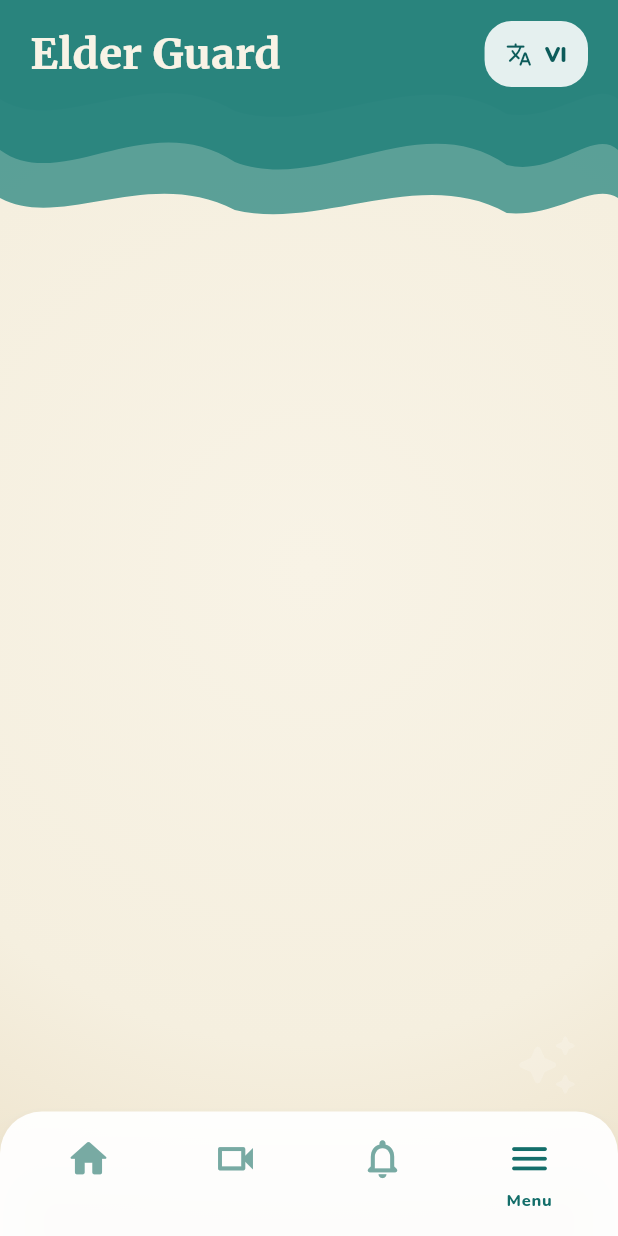
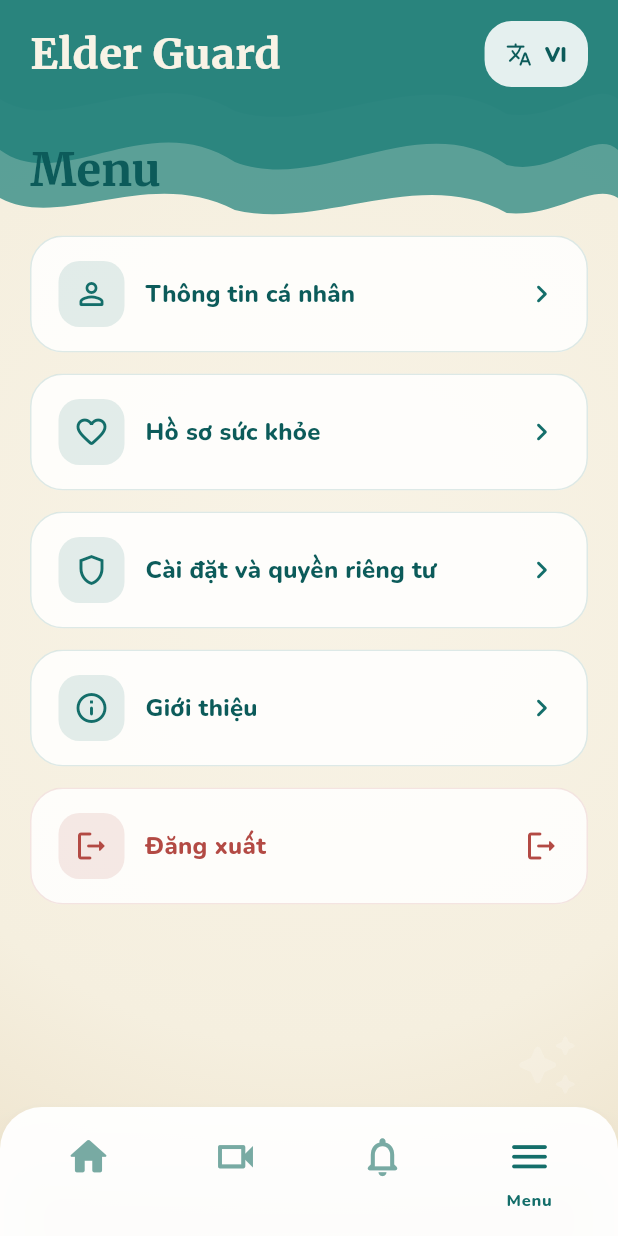
Before and after one commit to nguyendongmanh/pka-elder-guard-mobile-app, a Flutter app: the HomeLayout screen opened directly, item 4 of the bottom bar chosen, on a phone screen of 412 x 824 dp. Run offline on Flutter 3.47's test engine with Material 3 defaults, Android fonts, the phone set to English and light mode, and no system bars; our stand-ins replace flutter_local_notifications, flutter_riverpod, flutter_secure_storage, google_fonts, shared_preferences; missing offline and left inert: onesignal_flutter; accounts and stored records are empty; statements that could not run were skipped.

Commit message:
update 03 04 2026

```diff
--- a/elder_guard_app/lib/app/theme/app_colors.dart
+++ b/elder_guard_app/lib/app/theme/app_colors.dart
@@ -5,6 +5,7 @@ abstract final class AppColors {
   static const Color tealPrimary = Color(0xFF146E6A);
   static const Color tealSecondary = Color(0xFF2F8A83);
   static const Color tealMist = Color(0xFF78AAA3);
+  static const Color notificationBlue = Color(0xFF2F80ED);
   static const Color cream = Color(0xFFF5EFDF);
   static const Color creamLight = Color(0xFFF8F3E6);
   static const Color creamDeep = Color(0xFFEFE5CF);
--- a/elder_guard_app/lib/core/notifications/models/push_notification_record.dart
+++ b/elder_guard_app/lib/core/notifications/models/push_notification_record.dart
@@ -9,6 +9,7 @@ class PushNotificationRecord {
     required this.source,
     required this.additionalData,
     required this.opened,
+    required this.isRead,
   });
 
   final String id;
@@ -18,6 +19,7 @@ class PushNotificationRecord {
   final PushNotificationSource source;
   final Map<String, dynamic> additionalData;
   final bool opened;
+  final bool isRead;
 
   factory PushNotificationRecord.fromJson(Map<String, dynamic> json) {
     final sourceName = json['source'] as String?;
@@ -42,6 +44,7 @@ class PushNotificationRecord {
       source: source,
       additionalData: normalizedAdditionalData,
       opened: json['opened'] as bool? ?? false,
+      isRead: json['isRead'] as bool? ?? (json['opened'] as bool? ?? false),
     );
   }
 
@@ -52,6 +55,7 @@ class PushNotificationRecord {
     PushNotificationSource? source,
     Map<String, dynamic>? additionalData,
     bool? opened,
+    bool? isRead,
   }) {
     return PushNotificationRecord(
       id: id,
@@ -61,6 +65,7 @@ class PushNotificationRecord {
       source: source ?? this.source,
       additionalData: additionalData ?? this.additionalData,
       opened: opened ?? this.opened,
+      isRead: isRead ?? this.isRead,
     );
   }
 
@@ -73,6 +78,7 @@ class PushNotificationRecord {
       'source': source.name,
       'additionalData': additionalData,
       'opened': opened,
+      'isRead': isRead,
     };
   }
 }
--- a/elder_guard_app/lib/core/notifications/one_signal_service.dart
+++ b/elder_guard_app/lib/core/notifications/one_signal_service.dart
@@ -201,6 +201,7 @@ class OneSignalService {
               ? const <String, dynamic>{}
               : Map<String, dynamic>.from(notification.additionalData!),
       opened: opened,
+      isRead: opened,
     );
   }
 
--- a/elder_guard_app/lib/features/home/presentation/layouts/home_layout.dart
+++ b/elder_guard_app/lib/features/home/presentation/layouts/home_layout.dart
@@ -3,10 +3,13 @@ import 'dart:async';
 import 'package:elder_guard_app/app/theme/app_colors.dart';
 import 'package:elder_guard_app/core/notifications/device_notification_service.dart';
 import 'package:elder_guard_app/core/notifications/one_signal_service.dart';
+import 'package:elder_guard_app/features/auth/data/models/auth_session.dart';
 import 'package:elder_guard_app/features/auth/presentation/controllers/auth_controller.dart';
 import 'package:elder_guard_app/features/auth/presentation/widgets/auth_background.dart';
 import 'package:elder_guard_app/features/auth/presentation/widgets/language_switch_button.dart';
 import 'package:elder_guard_app/features/home/presentation/widgets/home_bottom_action_bar.dart';
+import 'package:elder_guard_app/features/home/presentation/widgets/home_welcome_card.dart';
+import 'package:elder_guard_app/features/menu/presentation/screens/menu_screen.dart';
 import 'package:elder_guard_app/core/notifications/models/push_notification_record.dart';
 import 'package:elder_guard_app/features/notifications/presentation/controllers/notification_center_controller.dart';
 import 'package:elder_guard_app/features/notifications/presentation/screens/notifications_screen.dart';
@@ -55,6 +58,9 @@ class _HomeLayoutState extends ConsumerState<HomeLayout> {
 
   @override
   Widget build(BuildContext context) {
+    final unreadNotificationCount = ref.watch(
+      notificationCenterControllerProvider.select((state) => state.unreadCount),
+    );
     ref.listen<NotificationPopupRequest?>(
       notificationCenterControllerProvider.select(
         (state) => state.pendingPopup,
@@ -91,7 +97,7 @@ class _HomeLayoutState extends ConsumerState<HomeLayout> {
             return;
           }
 
-          _openNotificationsTab();
+          _openNotificationsTab(readNotificationId: next.notificationId);
           ref
               .read(notificationCenterControllerProvider.notifier)
               .consumeOpenRequest(next.sequence);
@@ -100,6 +106,9 @@ class _HomeLayoutState extends ConsumerState<HomeLayout> {
     );
 
     final l10n = AppLocalizations.of(context)!;
+    final session = ref.watch(
+      authControllerProvider.select((state) => state.session),
+    );
     final isSubmitting = ref.watch(
       authControllerProvider.select((state) => state.isSubmitting),
     );
@@ -118,6 +127,7 @@ class _HomeLayoutState extends ConsumerState<HomeLayout> {
         label: l10n.navAlerts,
         icon: Icons.notifications_none_rounded,
         selectedIcon: Icons.notifications_rounded,
+        badgeCount: unreadNotificationCount,
       ),
       HomeBottomBarItemData(
         label: l10n.navMenu,
@@ -179,6 +189,7 @@ class _HomeLayoutState extends ConsumerState<HomeLayout> {
                         child: KeyedSubtree(
                           key: ValueKey(_currentIndex),
                           child: _buildTabContent(
+                            session: session,
                             isSubmitting: isSubmitting,
                             l10n: l10n,
                           ),
@@ -202,6 +213,7 @@ class _HomeLayoutState extends ConsumerState<HomeLayout> {
   }
 
   Widget _buildTabContent({
+    required AuthSession? session,
     required bool isSubmitting,
     required AppLocalizations l10n,
   }) {
@@ -210,18 +222,13 @@ class _HomeLayoutState extends ConsumerState<HomeLayout> {
     }
 
     if (_currentIndex == 0) {
-      return Center(
-        child: ConstrainedBox(
-          constraints: const BoxConstraints(maxWidth: 240),
-          child: FilledButton.icon(
-            onPressed:
-                isSubmitting
-                    ? null
-                    : () => ref.read(authControllerProvider.notifier).logout(),
-            icon: const Icon(Icons.logout_rounded),
-            label: Text(l10n.logoutAction),
-          ),
-        ),
+      return HomeWelcomeCard(session: session);
+    }
+
+    if (_currentIndex == 3) {
+      return MenuScreen(
+        isLoggingOut: isSubmitting,
+        onLogout: () => ref.read(authControllerProvider.notifier).logout(),
       );
     }
 
@@ -253,7 +260,7 @@ class _HomeLayoutState extends ConsumerState<HomeLayout> {
           debugPrint(
             'Push pipeline: device notification tapped payload=$payload',
           );
-          _openNotificationsTab();
+          _openNotificationsTab(readNotificationId: payload);
         });
 
     final pendingPayload = deviceNotificationService.takePendingPayload();
@@ -261,7 +268,7 @@ class _HomeLayoutState extends ConsumerState<HomeLayout> {
       debugPrint(
         'Push pipeline: app launched from device notification payload=$pendingPayload',
       );
-      _openNotificationsTab();
+      _openNotificationsTab(readNotificationId: pendingPayload);
     }
 
     final notificationCenterState = ref.read(
@@ -277,7 +284,9 @@ class _HomeLayoutState extends ConsumerState<HomeLayout> {
 
     final pendingOpenRequest = notificationCenterState.pendingOpenRequest;
     if (pendingOpenRequest != null) {
-      _openNotificationsTab();
+      _openNotificationsTab(
+        readNotificationId: pendingOpenRequest.notificationId,
+      );
       ref
           .read(notificationCenterControllerProvider.notifier)
           .consumeOpenRequest(pendingOpenRequest.sequence);
@@ -303,9 +312,15 @@ class _HomeLayoutState extends ConsumerState<HomeLayout> {
     });
   }
 
-  void _openNotificationsTab() {
+  void _openNotificationsTab({String? readNotificationId}) {
     if (!mounted) {
       return;
+    }
+
+    if (readNotificationId != null && readNotificationId.isNotEmpty) {
+      ref
+          .read(notificationCenterControllerProvider.notifier)
+          .markAsRead(readNotificationId);
     }
 
     _removePopupOverlay();
@@ -332,7 +347,10 @@ class _HomeLayoutState extends ConsumerState<HomeLayout> {
                     color: Colors.transparent,
                     child: NotificationPopupCard(
                       notification: notification,
-                      onOpen: _openNotificationsTab,
+                      onOpen:
+                          () => _openNotificationsTab(
+                            readNotificationId: notification.id,
+                          ),
                     ),
                   ),
                 ),
--- a/elder_guard_app/lib/features/home/presentation/widgets/home_bottom_action_bar.dart
+++ b/elder_guard_app/lib/features/home/presentation/widgets/home_bottom_action_bar.dart
@@ -47,11 +47,13 @@ class HomeBottomBarItemData {
     required this.label,
     required this.icon,
     required this.selectedIcon,
+    this.badgeCount = 0,
   });
 
   final String label;
   final IconData icon;
   final IconData selectedIcon;
+  final int badgeCount;
 }
 
 class _BottomActionItem extends StatelessWidget {
@@ -80,10 +82,28 @@ class _BottomActionItem extends StatelessWidget {
         child: Column(
           mainAxisSize: MainAxisSize.min,
           children: [
-            Icon(
-              isSelected ? data.selectedIcon : data.icon,
-              size: 31,
-              color: foregroundColor,
+            SizedBox(
+              height: 34,
+              width: 34,
+              child: Stack(
+                clipBehavior: Clip.none,
+                children: [
+                  Align(
+                    alignment: Alignment.center,
+                    child: Icon(
+                      isSelected ? data.selectedIcon : data.icon,
+                      size: 31,
+                      color: foregroundColor,
+                    ),
+                  ),
+                  if (data.badgeCount > 0)
+                    Positioned(
+                      top: -2,
+                      right: -8,
+                      child: _Badge(count: data.badgeCount),
+                    ),
+                ],
+              ),
             ),
             const SizedBox(height: 4),
             SizedBox(
@@ -114,3 +134,33 @@ class _BottomActionItem extends StatelessWidget {
     );
   }
 }
+
+class _Badge extends StatelessWidget {
+  const _Badge({required this.count});
+
+  final int count;
+
+  @override
+  Widget build(BuildContext context) {
+    final label = count > 99 ? '99+' : '$count';
+
+    return Container(
+      padding: const EdgeInsets.symmetric(horizontal: 5, vertical: 2),
+      constraints: const BoxConstraints(minWidth: 18, minHeight: 18),
+      decoration: BoxDecoration(
+        color: AppColors.notificationBlue,
+        borderRadius: BorderRadius.circular(999),
+        border: Border.all(color: Colors.white, width: 2),
+      ),
+      alignment: Alignment.center,
+      child: Text(
+        label,
+        style: Theme.of(context).textTheme.labelSmall?.copyWith(
+          color: Colors.white,
+          fontWeight: FontWeight.w800,
+          height: 1,
+        ),
+      ),
+    );
+  }
+}
--- /dev/null
+++ b/elder_guard_app/lib/features/menu/presentation/models/menu_action_item.dart
@@ -0,0 +1,23 @@
+import 'package:flutter/material.dart';
+
+enum MenuActionKind {
+  personalInfo,
+  healthProfile,
+  settingsPrivacy,
+  about,
+  logout,
+}
+
+class MenuActionItem {
+  const MenuActionItem({
+    required this.kind,
+    required this.title,
+    required this.icon,
+    this.isDestructive = false,
+  });
+
+  final MenuActionKind kind;
+  final String title;
+  final IconData icon;
+  final bool isDestructive;
+}
--- /dev/null
+++ b/elder_guard_app/lib/features/menu/presentation/screens/menu_screen.dart
@@ -0,0 +1,91 @@
+import 'package:elder_guard_app/app/theme/app_colors.dart';
+import 'package:elder_guard_app/features/menu/presentation/models/menu_action_item.dart';
+import 'package:elder_guard_app/features/menu/presentation/widgets/menu_action_tile.dart';
+import 'package:elder_guard_app/l10n/generated/app_localizations.dart';
+import 'package:flutter/material.dart';
+import 'package:google_fonts/google_fonts.dart';
+
+class MenuScreen extends StatelessWidget {
+  const MenuScreen({
+    required this.isLoggingOut,
+    required this.onLogout,
+    super.key,
+  });
+
+  final bool isLoggingOut;
+  final VoidCallback onLogout;
+
+  @override
+  Widget build(BuildContext context) {
+    final l10n = AppLocalizations.of(context)!;
+    final items = <MenuActionItem>[
+      MenuActionItem(
+        kind: MenuActionKind.personalInfo,
+        title: l10n.menuPersonalInfoTitle,
+        icon: Icons.person_outline_rounded,
+      ),
+      MenuActionItem(
+        kind: MenuActionKind.healthProfile,
+        title: l10n.menuHealthProfileTitle,
+        icon: Icons.favorite_outline_rounded,
+      ),
+      MenuActionItem(
+        kind: MenuActionKind.settingsPrivacy,
+        title: l10n.menuSettingsPrivacyTitle,
+        icon: Icons.shield_outlined,
+      ),
+      MenuActionItem(
+        kind: MenuActionKind.about,
+        title: l10n.menuAboutTitle,
+        icon: Icons.info_outline_rounded,
+      ),
+      MenuActionItem(
+        kind: MenuActionKind.logout,
+        title: l10n.logoutAction,
+        icon: Icons.logout_rounded,
+        isDestructive: true,
+      ),
+    ];
+
+    return ListView(
+      padding: const EdgeInsets.only(bottom: 28),
+      children: [
+        Padding(
+          padding: const EdgeInsets.only(top: 10, bottom: 22),
+          child: Text(
+            l10n.menuTitle,
+            style: GoogleFonts.merriweather(
+              fontSize: 30,
+              fontWeight: FontWeight.w800,
+              color: AppColors.deepTeal,
+            ),
+          ),
+        ),
+        ...items.map(
+          (item) => Padding(
+            padding: const EdgeInsets.only(bottom: 14),
+            child: MenuActionTile(
+              item: item,
+              isBusy: item.kind == MenuActionKind.logout && isLoggingOut,
+              onTap: () => _handleItemTap(context, item),
+            ),
+          ),
+        ),
+      ],
+    );
+  }
+
+  void _handleItemTap(BuildContext context, MenuActionItem item) {
+    final l10n = AppLocalizations.of(context)!;
+    if (item.kind == MenuActionKind.logout) {
+      onLogout();
+      return;
+    }
+
+    ScaffoldMessenger.of(context)
+      ..hideCurrentSnackBar()
+      ..showSnackBar(
+        SnackBar(content: Text(l10n.menuComingSoonMessage(item.title))),
+      );
+  }
+}
--- /dev/null
+++ b/elder_guard_app/lib/features/menu/presentation/widgets/menu_action_tile.dart
@@ -0,0 +1,81 @@
+import 'package:elder_guard_app/app/theme/app_colors.dart';
+import 'package:elder_guard_app/features/menu/presentation/models/menu_action_item.dart';
+import 'package:flutter/material.dart';
+
+class MenuActionTile extends StatelessWidget {
+  const MenuActionTile({
+    required this.item,
+    required this.onTap,
+    this.isBusy = false,
+    super.key,
+  });
+
+  final MenuActionItem item;
+  final VoidCallback? onTap;
+  final bool isBusy;
+
+  @override
+  Widget build(BuildContext context) {
+    final accentColor =
+        item.isDestructive ? AppColors.error : AppColors.tealPrimary;
+
+    return Material(
+      color: Colors.transparent,
+      child: InkWell(
+        borderRadius: BorderRadius.circular(22),
+        onTap: isBusy ? null : onTap,
+        child: Ink(
+          padding: const EdgeInsets.symmetric(horizontal: 18, vertical: 16),
+          decoration: BoxDecoration(
+            color: Colors.white.withValues(alpha: 0.84),
+            borderRadius: BorderRadius.circular(22),
+            border: Border.all(color: accentColor.withValues(alpha: 0.14)),
+          ),
+          child: Row(
+            children: [
+              Container(
+                height: 44,
+                width: 44,
+                decoration: BoxDecoration(
+                  color: accentColor.withValues(alpha: 0.12),
+                  borderRadius: BorderRadius.circular(14),
+                ),
+                child: Icon(item.icon, color: accentColor),
+              ),
+              const SizedBox(width: 14),
+              Expanded(
+                child: Text(
+                  item.title,
+                  style: Theme.of(context).textTheme.titleMedium?.copyWith(
+                    color:
+                        item.isDestructive
+                            ? AppColors.error
+                            : AppColors.deepTeal,
+                    fontWeight: FontWeight.w800,
+                  ),
+                ),
+              ),
+              const SizedBox(width: 12),
+              if (isBusy)
+                SizedBox(
+                  height: 20,
+                  width: 20,
+                  child: CircularProgressIndicator(
+                    strokeWidth: 2.4,
+                    color: accentColor,
+                  ),
+                )
+              else
+                Icon(
+                  item.isDestructive
+                      ? Icons.logout_rounded
+                      : Icons.chevron_right_rounded,
+                  color: accentColor,
+                ),
+            ],
+          ),
+        ),
+      ),
+    );
+  }
+}
--- a/elder_guard_app/lib/l10n/app_vi.arb
+++ b/elder_guard_app/lib/l10n/app_vi.arb
@@ -62,8 +62,19 @@
   "alertsMedicationReminderBody": "08:00 - Đã xác nhận uống thuốc buổi sáng.",
   "alertsMovementUpdateTitle": "Cập nhật di chuyển",
   "alertsMovementUpdateBody": "21:10 - Phát hiện đi lại ban đêm.",
-  "menuTitle": "Cài đặt và tài khoản",
-  "menuSubtitle": "Quản lý phiên đăng nhập và tuỳ chọn ứng dụng.",
+  "menuTitle": "Menu",
+  "menuPersonalInfoTitle": "Thông tin cá nhân",
+  "menuHealthProfileTitle": "Hồ sơ sức khỏe",
+  "menuSettingsPrivacyTitle": "Cài đặt và quyền riêng tư",
+  "menuAboutTitle": "Giới thiệu",
+  "menuComingSoonMessage": "{section} sẽ sớm được cập nhật.",
+  "@menuComingSoonMessage": {
+    "placeholders": {
+      "section": {
+        "type": "String"
+      }
+    }
+  },
   "notificationCenterTitle": "Thông báo",
   "notificationCenterSubtitle": "Các cảnh báo push đã nhận trên thiết bị này.",
   "notificationEmptyMessage": "Chưa có thông báo nào.",
--- a/elder_guard_app/pubspec.yaml
+++ b/elder_guard_app/pubspec.yaml
@@ -108,5 +108,7 @@ flutter:
 flutter_launcher_icons:
   android: true
   ios: false
-  image_path_android: assets/elderguard_logoapp_launcher.png
-  min_sdk_android: 21
+  image_path_android: assets/elderguard_logoapp_icon_safe.png
+  adaptive_icon_background: "#F8F3E6"
+  adaptive_icon_foreground: assets/elderguard_logoapp_icon_safe.png
+  min_sdk_android: 23
```
Also changed, not shown: elder_guard_app/lib/features/home/presentation/widgets/home_welcome_card.dart (added, +113 -0 lines), elder_guard_app/lib/features/notifications/presentation/controllers/notification_center_controller.dart (+37 -0 lines), elder_guard_app/lib/features/notifications/presentation/screens/notifications_screen.dart (+116 -35 lines), elder_guard_app/lib/features/notifications/presentation/widgets/push_notification_tile.dart (+35 -4 lines), elder_guard_app/lib/l10n/app_en.arb (+13 -2 lines), elder_guard_app/assets/elderguard_logoapp_icon_safe.png (added), elder_guard_app/assets/elderguard_logoapp_launcher.png (deleted), elder_guard_app/lib/l10n/generated/app_localizations.dart, elder_guard_app/lib/l10n/generated/app_localizations_en.dart, elder_guard_app/lib/l10n/generated/app_localizations_vi.dart, 12 other files.
